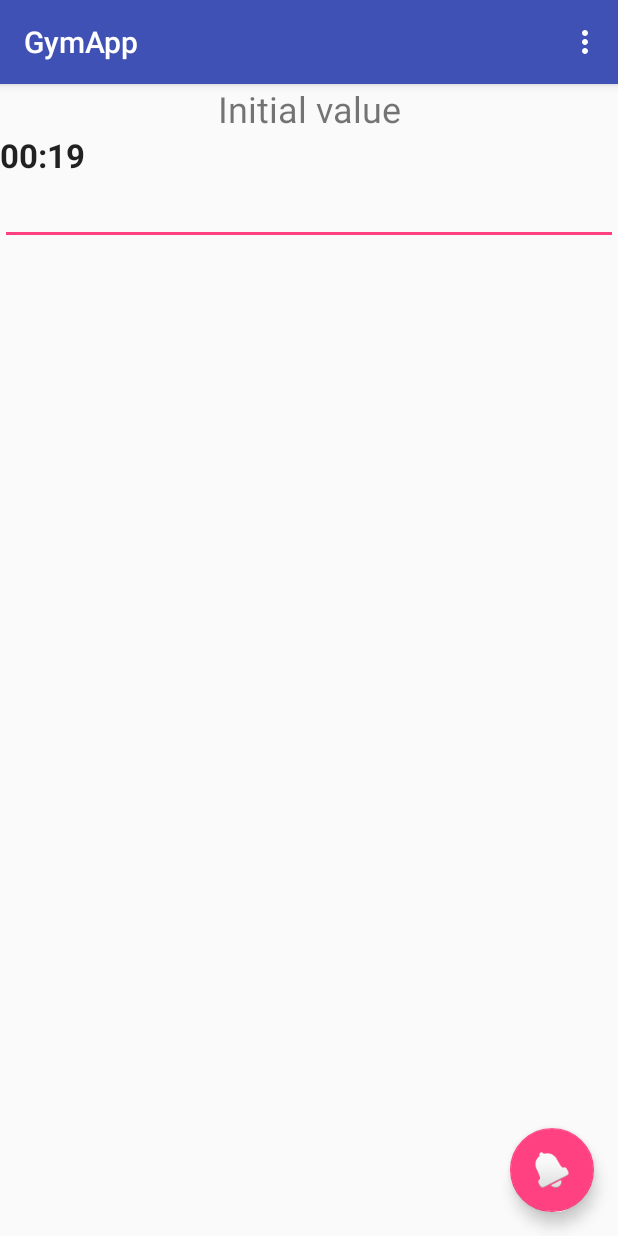
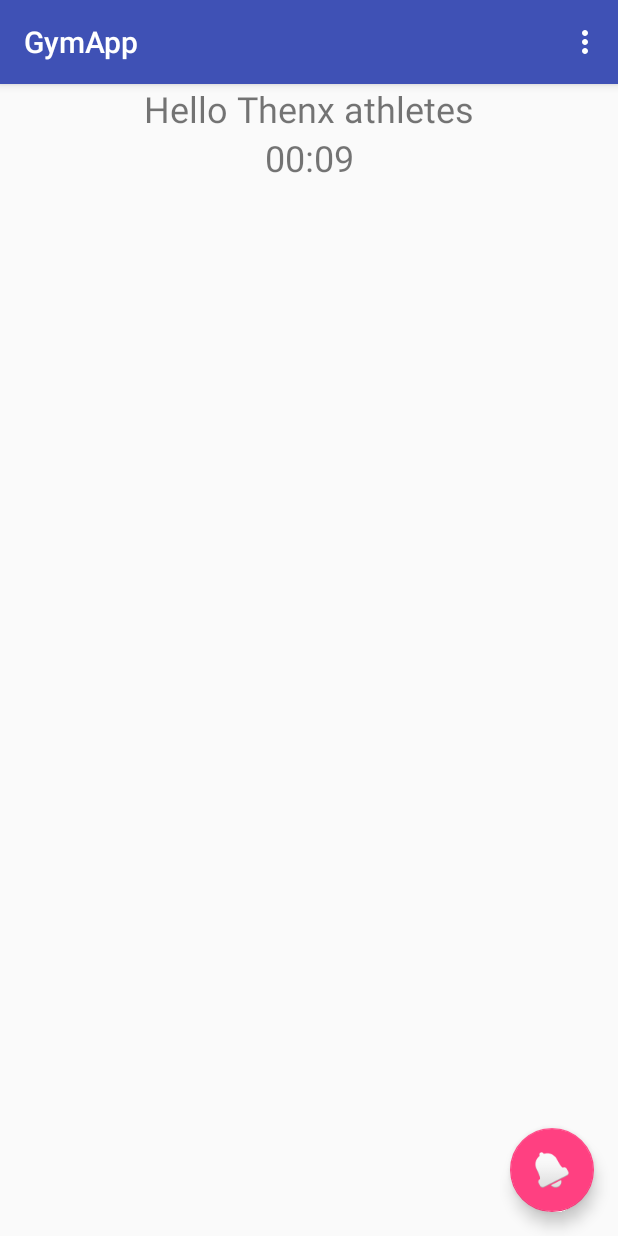
Before and after one commit to lucaviolanti/GymApp, an Android app: the screen it shows after launch (MainActivity), after a tap on an icon or button, on a phone screen of 412 x 824 dp. Run offline under Robolectric (Android 15) with nearby library versions, the phone set to English and light mode, and no system bars.

Commit message:
INS-4535: add chime sound, add timer

```diff
--- a/app/src/main/java/org/madgainz/gymapp/MainActivity.kt
+++ b/app/src/main/java/org/madgainz/gymapp/MainActivity.kt
@@ -2,61 +2,85 @@ package org.madgainz.gymapp
 
 import android.media.MediaPlayer
 import android.os.Bundle
-import android.os.SystemClock
+import android.os.CountDownTimer
 import android.support.v7.app.AppCompatActivity
 import android.view.Menu
 import android.view.MenuItem
-import android.widget.Chronometer
+import android.widget.TextView
 import kotlinx.android.synthetic.main.activity_main.*
 import kotlinx.android.synthetic.main.content_main.*
 import org.madgainz.gymapp.MainActivity.State.*
+import java.util.concurrent.TimeUnit
+
 
 class MainActivity : AppCompatActivity() {
 
-    private var state = STOPPED
+    private lateinit var countDownTimer: CountDownTimer
     private lateinit var mp: MediaPlayer
 
-    private enum class State(val time: Long) {
-        STOPPED(0), WARM_UP(10000), COOL_DOWN(15000), EXERCISE(45000)
+    private enum class State(val time: Long, val displayText: String) {
+        STOPPED(0, "Ready"), WARM_UP(10000, "Hello Thenx athletes"), COOL_DOWN(15000, "Woo, *clap*, Alright!"), EXERCISE(45000, "Lets do it, baby!")
     }
 
     override fun onCreate(savedInstanceState: Bundle?) {
         super.onCreate(savedInstanceState)
         setContentView(R.layout.activity_main)
         setSupportActionBar(toolbar)
-        mp = MediaPlayer.create(this, R.raw.beep)
+        mp = MediaPlayer.create(this, R.raw.chime)
 
-        chronometer.onChronometerTickListener = Chronometer.OnChronometerTickListener { chronometer ->
-            if (isTimedOut()) {
-               state = when (state) {
-                   MainActivity.State.STOPPED -> STOPPED
-                   WARM_UP -> switchStateTo(EXERCISE, chronometer)
-                   EXERCISE -> switchStateTo(COOL_DOWN, chronometer)
-                   COOL_DOWN -> switchStateTo(EXERCISE, chronometer)
-               }
-            }
-        }
+        var running = false
         beepFab.setOnClickListener {
-            if (state == STOPPED) {
-                switchStateTo(WARM_UP, chronometer)
+            if (!running) {
+                running = true
+                countDownTimer = startTimer(WARM_UP, timer_display)
             } else {
-                state = STOPPED
-                chronometer.stop()
+                running = false
+                timer_display.text = getString(R.string.initial_timer_display)
+                countDownTimer.cancel()
             }
         }
     }
 
-    private fun switchStateTo(newState: State, chronometer: Chronometer): State {
-        mp.start()
-        chronometer.stop()
-        chronometer.base = SystemClock.elapsedRealtime() + getTimeRemaining(newState)
-        chronometer.start()
-        return newState
+    private fun createTimer(state: State, timer: TextView): CountDownTimer {
+        return object : CountDownTimer(state.time, 1) {
+            override fun onTick(millisUntilFinished: Long) {
+                timer.text = format(millisUntilFinished)
+                display_text.text = state.displayText
+            }
+
+            override fun onFinish() {
+                countDownTimer.cancel()
+                mp.start()
+                if (state != STOPPED) {
+                    timer.text = format(0)
+                    countDownTimer = startTimer(getNextState(state), timer)
+                } else {
+                    timer.text = getString(R.string.initial_timer_display)
+                }
+            }
+        }
     }
 
-    private fun getTimeRemaining(state: State) = SystemClock.elapsedRealtime() + state.time
+    private fun format(millis: Long): String {
+        return String.format("%02d:%02d",
+                TimeUnit.MILLISECONDS.toMinutes(millis) -
+                        TimeUnit.HOURS.toMinutes(TimeUnit.MILLISECONDS.toHours(millis)),
+                TimeUnit.MILLISECONDS.toSeconds(millis) -
+                        TimeUnit.MINUTES.toSeconds(TimeUnit.MILLISECONDS.toMinutes(millis)) + 1)
+    }
 
-    private fun isTimedOut() = SystemClock.elapsedRealtime() == chronometer.base
+    private fun startTimer(initialState: State, timer: TextView): CountDownTimer {
+        return createTimer(initialState, timer).start()
+    }
+
+    private fun getNextState(currentState: State): State {
+        return when (currentState) {
+            MainActivity.State.STOPPED -> STOPPED
+            WARM_UP -> EXERCISE
+            EXERCISE -> COOL_DOWN
+            COOL_DOWN -> EXERCISE
+        }
+    }
 
     override fun onCreateOptionsMenu(menu: Menu): Boolean {
         // Inflate the menu; this adds items to the action bar if it is present.
--- a/app/src/main/res/layout/content_main.xml
+++ b/app/src/main/res/layout/content_main.xml
@@ -37,33 +37,19 @@
         android:orientation="vertical">
 
         <TextView
-            android:id="@+id/label"
+            android:id="@+id/display_text"
             android:layout_width="match_parent"
             android:layout_height="wrap_content"
-            android:text="Initial value"
+            android:text="@string/initial_timer_display"
             android:textAlignment="center"
             android:textSize="24sp" />
 
-        <Chronometer
-            android:id="@+id/chronometer"
-            android:layout_width="wrap_content"
+        <TextView
+            android:id="@+id/timer_display"
+            android:layout_width="match_parent"
             android:layout_height="wrap_content"
-            android:countDown="true"
-            android:gravity="center_horizontal"
+            android:text="@string/initial_timer_display"
             android:textAlignment="center"
-            android:textAppearance="@style/TextAppearance.AppCompat.Large"
-            android:textStyle="bold"
-            app:layout_constraintDimensionRatio="w,1:1"
-            app:layout_constraintLeft_toLeftOf="parent"
-            app:layout_constraintRight_toRightOf="parent"
-            app:layout_constraintTop_toTopOf="parent"
-            app:layout_constraintVertical_chainStyle="packed" />
-
-        <EditText
-            android:id="@+id/timer_value_input"
-            android:layout_height="wrap_content"
-            android:layout_width="match_parent"
-            android:inputType="phone"
-            android:textAlignment="center" />
+            android:textSize="24sp" />
     </LinearLayout>
 </android.support.constraint.ConstraintLayout>
--- a/app/src/main/res/values/strings.xml
+++ b/app/src/main/res/values/strings.xml
@@ -2,4 +2,5 @@
     <string name="app_name">GymApp</string>
     <string name="action_settings">Settings</string>
     <string name="timerValue">00:00</string>
+    <string name="initial_timer_display">Ready...</string>
 </resources>
```
Also changed, not shown: 1 other file.
